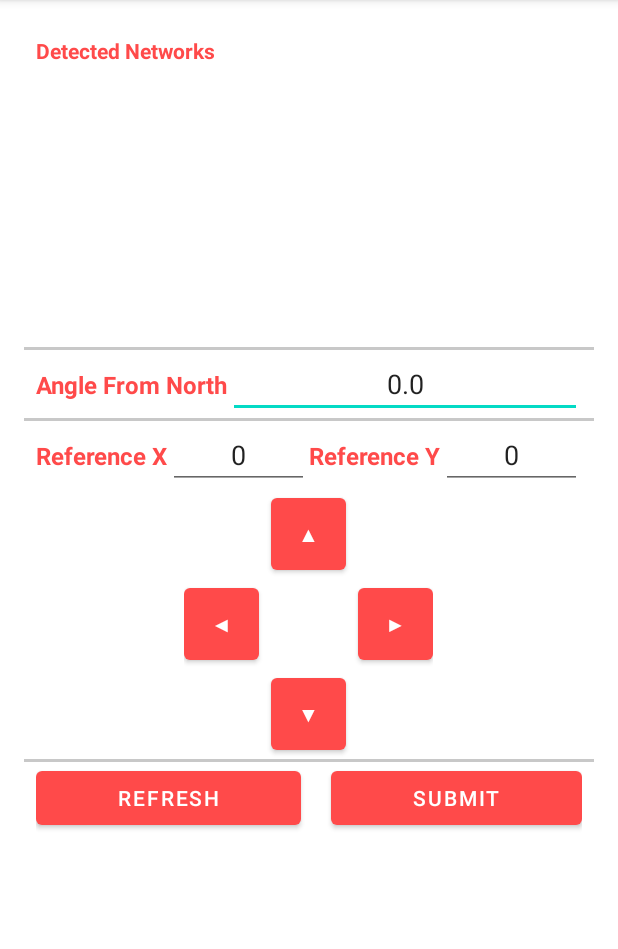
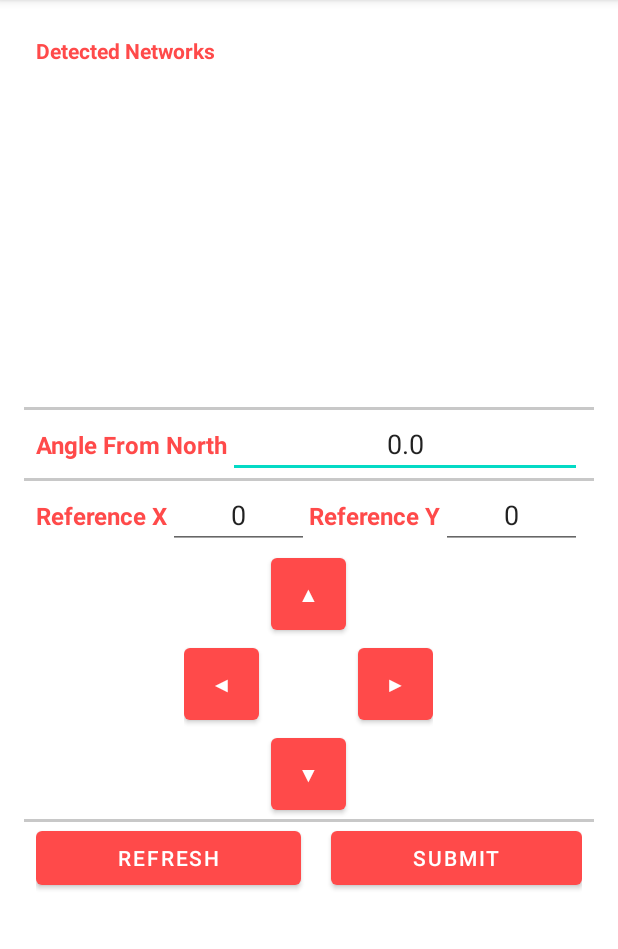
Before and after one commit to SensorsCloudsServicesLab/DIY_IPS-Indoor-Positioning-System, an Android app: the FingerprintActivity screen opened directly, with no data from a screen before it, on a phone screen of 412 x 824 dp, the part 84-1033 px from its top. Run offline under Robolectric (Android 15) with nearby library versions, the phone set to English and light mode, and no system bars; our stand-ins replace Firebase (no records; nobody signed in at launch, a user with empty details on screens opened directly); 2 statements that could not run were skipped.

Commit message:
fingerprinting section complete

```diff
--- a/app/src/main/java/com/scslab/indoorpositioning/DatabaseWrapper.java
+++ b/app/src/main/java/com/scslab/indoorpositioning/DatabaseWrapper.java
@@ -39,19 +39,16 @@ public class DatabaseWrapper {
         RSSI_2GHZ: [
             {
                 SSID: "SCSLAB_AP_1_2GHZ",
-                MAC: "ab-cd-ef-gh-ij-kl",
                 RSSI : -50,
                 frequency: 2180
             },
             {
                 SSID: "SCSLAB_AP_2_2GHZ",
-                MAC: "ab-cd-ef-gh-ij-kl",
                 RSSI : -50,
                 frequency: 2190
             },
             {
                 SSID: "SCSLAB_AP_3_2GHZ",
-                MAC: "ab-cd-ef-gh-ij-kl",
                 RSSI : -50,
                 frequency: 2200
             }
@@ -59,19 +56,16 @@ public class DatabaseWrapper {
         RSSI_5GHZ: [
             {
                 SSID: "SCSLAB_AP_1_5GHZ",
-                MAC: "ab-cd-ef-gh-ij-kl",
                 RSSI : -50,
                 frequency: 5780
             },
             {
                 SSID: "SCSLAB_AP_2_5GHZ",
-                MAC: "ab-cd-ef-gh-ij-kl",
                 RSSI : -50,
                 frequency: 5790
             },
             {
                 SSID: "SCSLAB_AP_3_5GHZ",
-                MAC: "ab-cd-ef-gh-ij-kl",
                 RSSI : -50,
                 frequency: 5800
             }
@@ -91,7 +85,6 @@ public class DatabaseWrapper {
             if (!scanResult.SSID.isEmpty() && scanResult.SSID.contains("SCSLAB_AP")) {
                 Map<String, Object> rssi_record = new HashMap<>();
                 rssi_record.put("SSID", scanResult.SSID);
-                rssi_record.put("MAC", "ab-cd-ef-gh-ij-kl");
                 rssi_record.put("RSSI", scanResult.level);
                 rssi_record.put("frequency", scanResult.frequency);
 
--- a/app/src/main/res/layout/activity_fingerprint.xml
+++ b/app/src/main/res/layout/activity_fingerprint.xml
@@ -36,7 +36,7 @@
             <ListView
                 android:id="@+id/networkListView"
                 android:layout_width="match_parent"
-                android:layout_height="180dp"
+                android:layout_height="220dp"
                 android:layout_marginTop="8dp"/>
 
         </LinearLayout>
--- a/app/src/main/res/layout/activity_main.xml
+++ b/app/src/main/res/layout/activity_main.xml
@@ -84,7 +84,7 @@
                 <ListView
                     android:id="@+id/networkListView"
                     android:layout_width="match_parent"
-                    android:layout_height="180dp"
+                    android:layout_height="220dp"
                     android:layout_below="@+id/Latlng"
                     android:layout_marginTop="8dp"/>
 
```
Also changed, not shown: app/src/main/java/com/scslab/indoorpositioning/ListAdapter.java (+0 -8 lines), app/src/main/res/layout/list_item.xml (+6 -14 lines).
